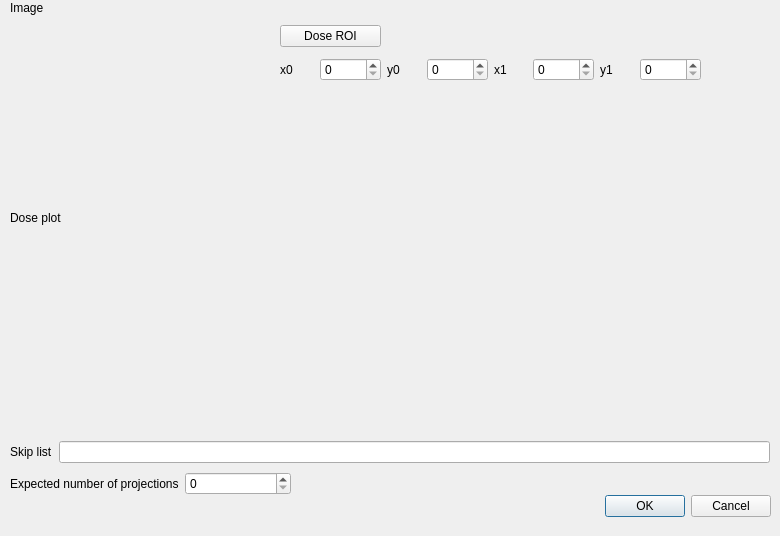
Old version of the form imagingtool/findskiplistdialog.ui in the repository neutronimaging/imagingsuite.
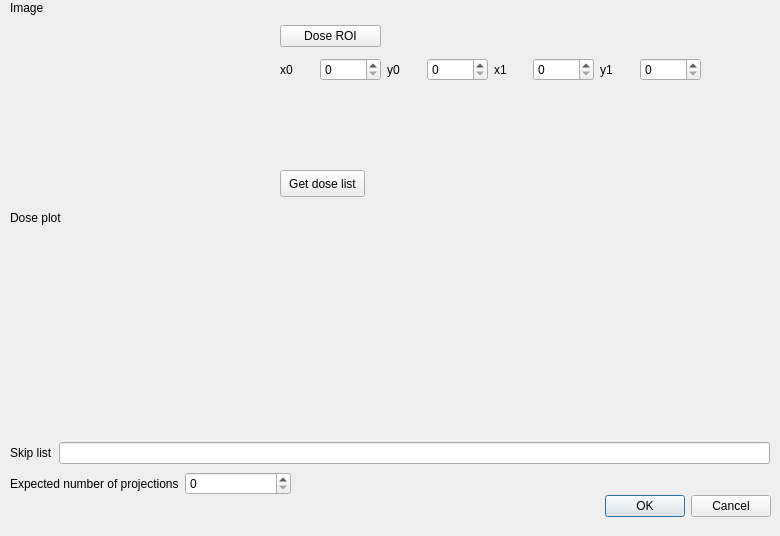
New version of the form. Custom widgets are drawn as their Qt base class.

Commit message: Work on findskiplist dialog, compilation failure on PC9930

```diff
--- a/imagingtool/findskiplistdialog.ui
+++ b/imagingtool/findskiplistdialog.ui
@@ -75,13 +75,13 @@
     <string>Image</string>
    </property>
   </widget>
-  <widget class="QWidget" name="">
+  <widget class="QWidget" name="layoutWidget">
    <property name="geometry">
     <rect>
      <x>10</x>
      <y>440</y>
      <width>760</width>
-     <height>24</height>
+     <height>26</height>
     </rect>
    </property>
    <layout class="QHBoxLayout" name="horizontalLayout_5">
@@ -104,7 +104,7 @@
     </item>
    </layout>
   </widget>
-  <widget class="QWidget" name="">
+  <widget class="QWidget" name="layoutWidget">
    <property name="geometry">
     <rect>
      <x>10</x>
@@ -130,7 +130,7 @@
     </item>
    </layout>
   </widget>
-  <widget class="QWidget" name="">
+  <widget class="QWidget" name="layoutWidget">
    <property name="geometry">
     <rect>
      <x>280</x>
@@ -221,6 +221,21 @@
     </item>
    </layout>
   </widget>
+  <widget class="QPushButton" name="skip_button_getdoselist">
+   <property name="geometry">
+    <rect>
+     <x>280</x>
+     <y>170</y>
+     <width>85</width>
+     <height>27</height>
+    </rect>
+   </property>
+   <property name="text">
+    <string>Get dose list</string>
+   </property>
+  </widget>
+  <zorder>layoutWidget</zorder>
+  <zorder>layoutWidget</zorder>
   <zorder>buttonBox</zorder>
   <zorder>widget</zorder>
   <zorder>lineEdit</zorder>
```
Left out of the diff: 33 changed lines with no effect on the pictures. The commit also changes 7 other files.
